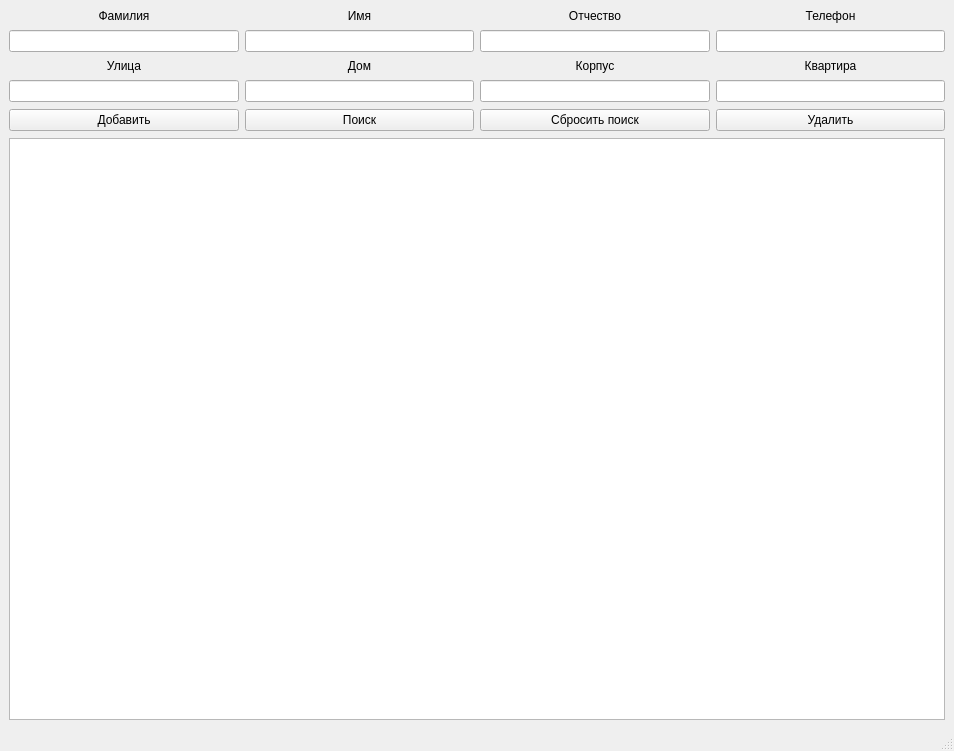
Qt form interface.ui (Carcass0/DBS) before a commit.
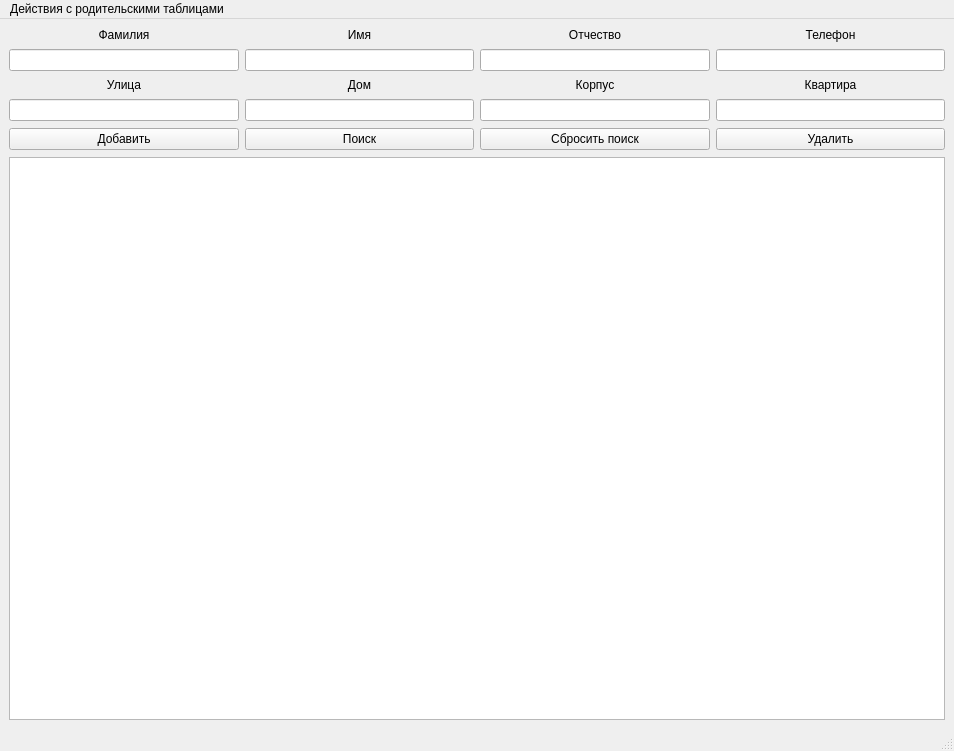
The same form after that commit.

Commit message: added operations with parent tables, minor tweaks

Diff of the .ui file:
```diff
--- a/interface.ui
+++ b/interface.ui
@@ -168,6 +168,16 @@
      <height>26</height>
     </rect>
    </property>
+   <widget class="QMenu" name="menu">
+    <property name="title">
+     <string>Действия с родительскими таблицами</string>
+    </property>
+    <addaction name="action"/>
+    <addaction name="separator"/>
+    <addaction name="add_action"/>
+    <addaction name="action_2"/>
+   </widget>
+   <addaction name="menu"/>
   </widget>
   <widget class="QStatusBar" name="statusbar"/>
  </widget>
```
Left out of the diff: 25 changed lines with no effect on the pictures. The commit also changes 2 other files.
